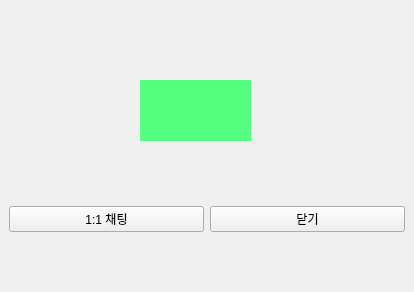
Old version of the form Code/front/ui/profile_page_ui.ui in the repository lee991229/KKOTalk.
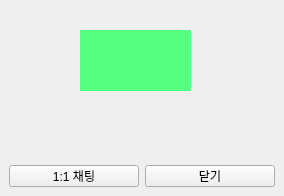
New version of the form.

```diff
--- a/Code/front/ui/profile_page_ui.ui
+++ b/Code/front/ui/profile_page_ui.ui
@@ -6,8 +6,8 @@
    <rect>
     <x>0</x>
     <y>0</y>
-    <width>414</width>
-    <height>292</height>
+    <width>284</width>
+    <height>196</height>
    </rect>
   </property>
   <property name="windowTitle">
@@ -36,8 +36,8 @@
        <widget class="QLabel" name="nick_name_label">
         <property name="geometry">
          <rect>
-          <x>140</x>
-          <y>80</y>
+          <x>80</x>
+          <y>30</y>
           <width>111</width>
           <height>61</height>
          </rect>
@@ -53,6 +53,18 @@
      </item>
      <item>
       <widget class="QWidget" name="widget_2" native="true">
+       <property name="minimumSize">
+        <size>
+         <width>0</width>
+         <height>40</height>
+        </size>
+       </property>
+       <property name="maximumSize">
+        <size>
+         <width>16777215</width>
+         <height>40</height>
+        </size>
+       </property>
        <layout class="QHBoxLayout" name="horizontalLayout">
         <item>
          <widget class="QPushButton" name="one_on_one_chatting_btn">
```
